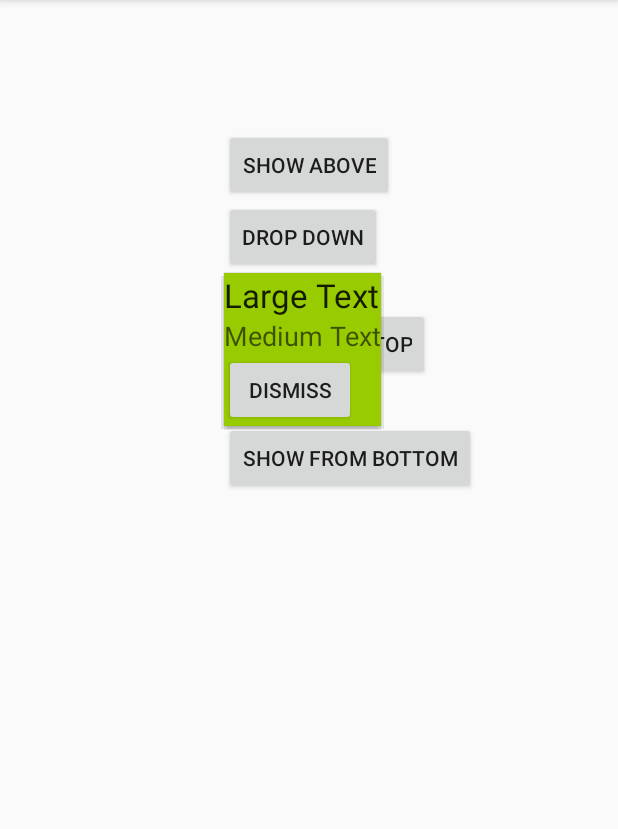
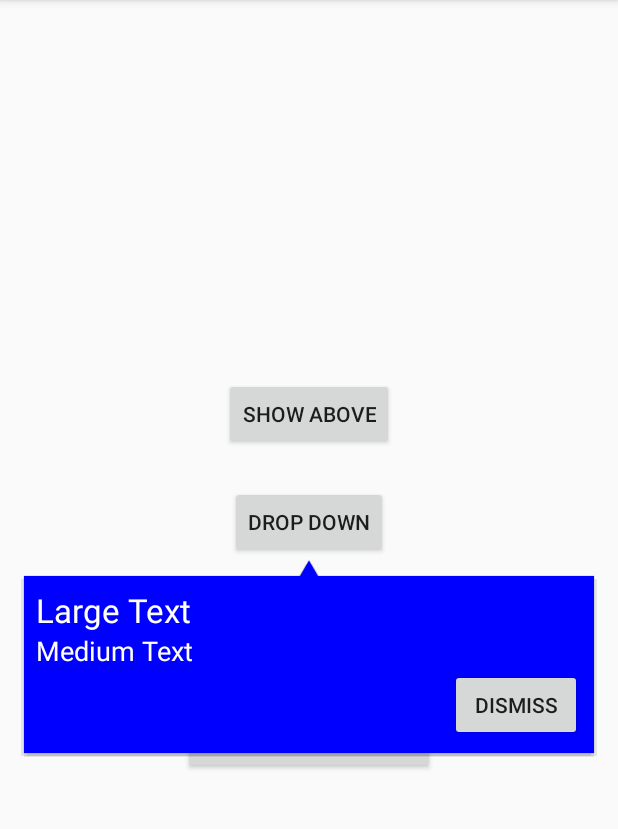
Before and after one commit to weidongjian/PopupWindowHelper, an Android app: the screen it shows after launch (MainActivity), after a tap on "DROP DOWN", on a phone screen of 412 x 824 dp, the part 84-913 px from its top. Run offline under Robolectric (Android 15) with nearby library versions, the phone set to English and light mode, and no system bars.

Commit message:
fix all issues

```diff
--- a/app/src/main/java/cn/xm/weidongjian/popupwindowhelper/MainActivity.java
+++ b/app/src/main/java/cn/xm/weidongjian/popupwindowhelper/MainActivity.java
@@ -1,8 +1,8 @@
 package cn.xm.weidongjian.popupwindowhelper;
 
+import android.annotation.SuppressLint;
 import android.os.Bundle;
 import android.support.v7.app.AppCompatActivity;
-import android.util.Log;
 import android.view.LayoutInflater;
 import android.view.View;
 
@@ -10,8 +10,9 @@ import cn.xm.weidongjian.popuphelper.PopupWindowHelper;
 
 public class MainActivity extends AppCompatActivity implements View.OnClickListener {
     private PopupWindowHelper popupWindowHelper;
-    private View popView;
+    private View popupview, popupview_up, popupview_down;
 
+    @SuppressLint("InflateParams")
     @Override
     protected void onCreate(Bundle savedInstanceState) {
         super.onCreate(savedInstanceState);
@@ -21,29 +22,37 @@ public class MainActivity extends AppCompatActivity implements View.OnClickListe
         findViewById(R.id.button2).setOnClickListener(this);
         findViewById(R.id.button4).setOnClickListener(this);
         findViewById(R.id.button5).setOnClickListener(this);
-        popView = LayoutInflater.from(this).inflate(R.layout.popupview, null);
-        popupWindowHelper = new PopupWindowHelper(popView);
-        popView.findViewById(R.id.button3).setOnClickListener(this);
-        Log.d("weigan", "kkkkffff");
+
+        popupview = LayoutInflater.from(this).inflate(R.layout.popupview, null);
+        popupview_up = LayoutInflater.from(this).inflate(R.layout.popupview_up, null);
+        popupview_down = LayoutInflater.from(this).inflate(R.layout.popupview_down, null);
+
+        popupview.findViewById(R.id.button3).setOnClickListener(this);
+        popupview_up.findViewById(R.id.button3).setOnClickListener(this);
+        popupview_down.findViewById(R.id.button3).setOnClickListener(this);
     }
 
     @Override
     public void onClick(View v) {
         switch (v.getId()) {
             case R.id.button:
+                popupWindowHelper = new PopupWindowHelper(popupview_up);
                 popupWindowHelper.showAsPopUp(v);
                 break;
             case R.id.button2:
-                popupWindowHelper.showAsDropDown(v);
+                popupWindowHelper = new PopupWindowHelper(popupview_down);
+                popupWindowHelper.showAsDropDown(v, 0, 0);
+                break;
+            case R.id.button4:
+                popupWindowHelper = new PopupWindowHelper(popupview);
+                popupWindowHelper.showFromTop(v);
+                break;
+            case R.id.button5:
+                popupWindowHelper = new PopupWindowHelper(popupview);
+                popupWindowHelper.showFromBottom(v);
                 break;
             case R.id.button3:
                 popupWindowHelper.dismiss();
-                break;
-            case R.id.button4:
-                popupWindowHelper.showFromTop(v);
-                break;
-            case R.id.button5:
-                popupWindowHelper.showFromBottom(v);
                 break;
             default:
                 break;
--- /dev/null
+++ b/app/src/main/res/drawable/triangle_shape.xml
@@ -0,0 +1,9 @@
+<vector xmlns:android="http://schemas.android.com/apk/res/android"
+    android:width="8dp"
+    android:height="8dp"
+    android:viewportWidth="24"
+    android:viewportHeight="24">
+    <path
+        android:fillColor="#0000FF"
+        android:pathData="M1,21H23L12,2" />
+</vector>
--- a/app/src/main/res/layout/activity_main.xml
+++ b/app/src/main/res/layout/activity_main.xml
@@ -1,49 +1,36 @@
-<RelativeLayout xmlns:android="http://schemas.android.com/apk/res/android"
-                xmlns:tools="http://schemas.android.com/tools"
-                android:layout_width="match_parent"
-                android:layout_height="match_parent"
-                android:paddingLeft="@dimen/activity_horizontal_margin"
-                android:paddingRight="@dimen/activity_horizontal_margin"
-                android:paddingTop="@dimen/activity_vertical_margin"
-                android:paddingBottom="@dimen/activity_vertical_margin"
-                tools:context=".MainActivity">
-
+<LinearLayout xmlns:android="http://schemas.android.com/apk/res/android"
+    xmlns:tools="http://schemas.android.com/tools"
+    android:layout_width="match_parent"
+    android:layout_height="match_parent"
+    android:gravity="center"
+    android:orientation="vertical"
+    tools:context=".MainActivity">
 
     <Button
+        android:id="@+id/button"
         android:layout_width="wrap_content"
         android:layout_height="wrap_content"
-        android:text="Show above"
-        android:id="@+id/button"
-        android:layout_alignParentTop="true"
-        android:layout_centerHorizontal="true"
-        android:layout_marginTop="70dp"/>
+        android:text="@string/show_above" />
 
     <Button
+        android:id="@+id/button2"
         android:layout_width="wrap_content"
         android:layout_height="wrap_content"
-        android:text="Drop Down"
-        android:id="@+id/button2"
-        android:layout_below="@+id/button"
-        android:layout_alignLeft="@+id/button"
-        android:layout_alignStart="@+id/button"/>
+        android:layout_marginTop="24dp"
+        android:text="@string/drop_down" />
 
     <Button
+        android:id="@+id/button4"
         android:layout_width="wrap_content"
         android:layout_height="wrap_content"
-        android:text="Show From Top"
-        android:id="@+id/button4"
-        android:layout_below="@+id/button2"
-        android:layout_alignLeft="@+id/button2"
-        android:layout_alignStart="@+id/button2"
-        android:layout_marginTop="23dp"/>
+        android:layout_marginTop="24dp"
+        android:text="@string/show_from_top" />
 
     <Button
+        android:id="@+id/button5"
         android:layout_width="wrap_content"
         android:layout_height="wrap_content"
-        android:text="Show From Bottom"
-        android:id="@+id/button5"
-        android:layout_below="@+id/button4"
-        android:layout_alignLeft="@+id/button4"
-        android:layout_alignStart="@+id/button4"
-        android:layout_marginTop="28dp"/>
-</RelativeLayout>
+        android:layout_marginTop="24dp"
+        android:text="@string/show_from_bottom" />
+
+</LinearLayout>
--- a/app/src/main/res/layout/popupview.xml
+++ b/app/src/main/res/layout/popupview.xml
@@ -1,28 +1,38 @@
 <?xml version="1.0" encoding="utf-8"?>
-<LinearLayout xmlns:android="http://schemas.android.com/apk/res/android"
-              android:orientation="vertical"
-              android:background="@android:color/holo_green_light"
-              android:layout_width="wrap_content"
+<RelativeLayout xmlns:android="http://schemas.android.com/apk/res/android"
+    xmlns:tools="http://schemas.android.com/tools"
+    android:layout_width="match_parent"
     android:layout_height="wrap_content">
 
+    <LinearLayout
+        android:layout_width="match_parent"
+        android:layout_height="wrap_content"
+        android:background="@color/blue"
+        android:orientation="vertical"
+        android:padding="8dp"
+        tools:ignore="UselessParent">
 
         <TextView
+            android:id="@+id/textView"
             android:layout_width="wrap_content"
             android:layout_height="wrap_content"
+            android:text="Large Text"
             android:textAppearance="?android:attr/textAppearanceLarge"
-        android:text="Large Text"
-        android:id="@+id/textView"/>
+            android:textColor="@color/white" />
 
         <TextView
+            android:id="@+id/textView2"
             android:layout_width="wrap_content"
             android:layout_height="wrap_content"
+            android:text="Medium Text"
             android:textAppearance="?android:attr/textAppearanceMedium"
-        android:text="Medium Text"
-        android:id="@+id/textView2"/>
+            android:textColor="@color/white" />
 
         <Button
+            android:id="@+id/button3"
             android:layout_width="wrap_content"
             android:layout_height="wrap_content"
-        android:text="dismiss"
-        android:id="@+id/button3"/>
+            android:layout_gravity="right"
+            android:text="@string/dismiss" />
     </LinearLayout>
+</RelativeLayout>
--- /dev/null
+++ b/app/src/main/res/layout/popupview_down.xml
@@ -0,0 +1,54 @@
+<?xml version="1.0" encoding="utf-8"?>
+<RelativeLayout xmlns:android="http://schemas.android.com/apk/res/android"
+    xmlns:tools="http://schemas.android.com/tools"
+    android:layout_width="match_parent"
+    android:layout_height="wrap_content">
+
+    <LinearLayout
+        android:layout_width="match_parent"
+        android:layout_height="wrap_content"
+        android:layout_marginLeft="16dp"
+        android:layout_marginRight="16dp"
+        android:orientation="vertical"
+        tools:ignore="UselessParent">
+
+        <ImageView
+            android:layout_width="match_parent"
+            android:layout_height="20dp"
+            android:layout_marginBottom="-8dp"
+            android:contentDescription="@null"
+            android:src="@drawable/triangle_shape" />
+
+        <LinearLayout
+            android:layout_width="match_parent"
+            android:layout_height="wrap_content"
+            android:background="@color/blue"
+            android:orientation="vertical"
+            android:padding="8dp">
+
+            <TextView
+                android:id="@+id/textView"
+                android:layout_width="wrap_content"
+                android:layout_height="wrap_content"
+                android:text="Large Text"
+                android:textAppearance="?android:attr/textAppearanceLarge"
+                android:textColor="@color/white" />
+
+            <TextView
+                android:id="@+id/textView2"
+                android:layout_width="wrap_content"
+                android:layout_height="wrap_content"
+                android:text="Medium Text"
+                android:textAppearance="?android:attr/textAppearanceMedium"
+                android:textColor="@color/white" />
+
+            <Button
+                android:id="@+id/button3"
+                android:layout_width="wrap_content"
+                android:layout_height="wrap_content"
+                android:layout_gravity="right"
+                android:text="@string/dismiss" />
+        </LinearLayout>
+
+    </LinearLayout>
+</RelativeLayout>
--- /dev/null
+++ b/app/src/main/res/values/colors.xml
@@ -0,0 +1,5 @@
+<?xml version="1.0" encoding="utf-8"?>
+<resources>
+    <color name="white">#FFFFFF</color>
+    <color name="blue">#0000FF</color>
+</resources>
--- a/app/src/main/res/values/strings.xml
+++ b/app/src/main/res/values/strings.xml
@@ -3,4 +3,11 @@
 
     <string name="hello_world">Hello world!</string>
     <string name="action_settings">Settings</string>
+    <string name="show_above">Show above</string>
+    <string name="drop_down">Drop Down</string>
+    <string name="dismiss">dismiss</string>
+    <string name="start_zagel">Start Zagel</string>
+    <string name="details">I assume you have connected your actual Android.</string>
+    <string name="show_from_top">Show From Top</string>
+    <string name="show_from_bottom">Show From Bottom</string>
 </resources>
--- a/build.gradle
+++ b/build.gradle
@@ -3,9 +3,10 @@
 buildscript {
     repositories {
         jcenter()
+        google()
     }
     dependencies {
-        classpath 'com.android.tools.build:gradle:1.2.3'
+        classpath 'com.android.tools.build:gradle:3.4.1'
 
         // NOTE: Do not place your application dependencies here; they belong
         // in the individual module build.gradle files
@@ -15,5 +16,6 @@ buildscript {
 allprojects {
     repositories {
         jcenter()
+        google()
     }
 }
```
Also changed, not shown: app/build.gradle (+6 -8 lines), app/src/main/res/layout/popupview_up.xml (added, +55 -0 lines), popuphelper/build.gradle (+5 -7 lines), popuphelper/src/main/java/cn/xm/weidongjian/popuphelper/PopupWindowHelper.java (+4 -4 lines), gradle/wrapper/gradle-wrapper.properties, 3 other files. Lines whose indentation alone changed are shown as unchanged.
